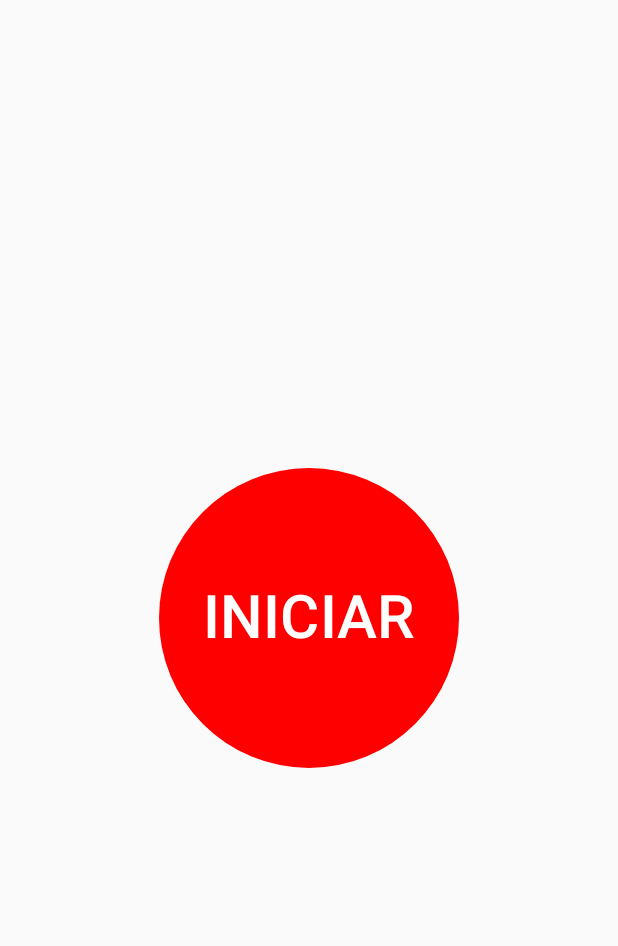
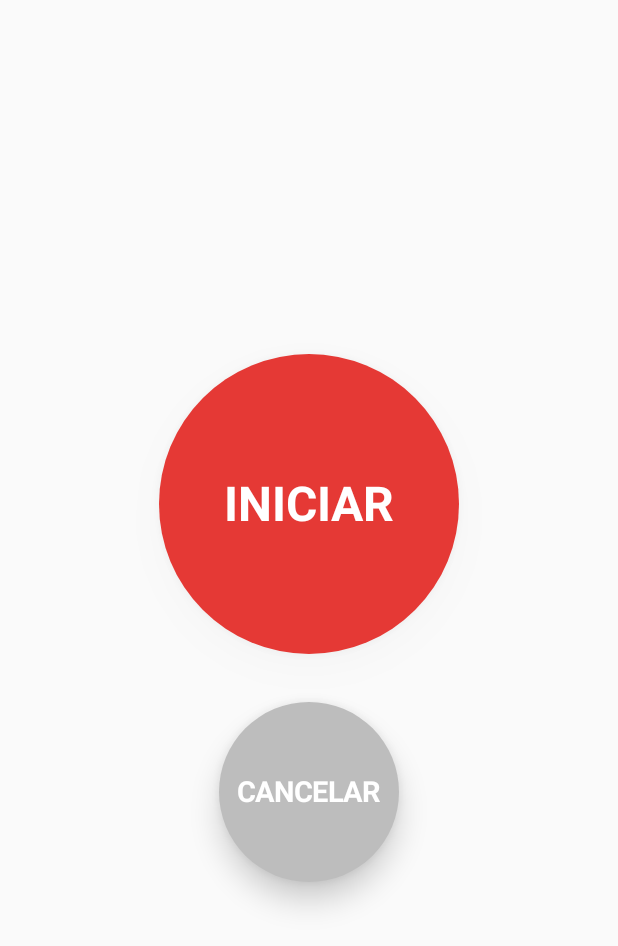
Before and after one commit to JuanGA01/Bluetooth-Skyrocket-Launcher-APP, an Android app built with Jetpack Compose: the screen it shows after launch (MainActivity), on a phone screen of 412 x 824 dp. Shown: the top 946 px of the screen. Run offline under Robolectric (Android 15) with nearby library versions, the phone set to English and light mode, and no system bars.

Commit message:
LCD for Countdown

```diff
--- a/app/src/main/java/com/example/redbuttoncompose/MainScreen.kt
+++ b/app/src/main/java/com/example/redbuttoncompose/MainScreen.kt
@@ -1,12 +1,44 @@
 package com.example.redbuttoncompose
 
-import androidx.compose.foundation.layout.*
+import androidx.compose.animation.core.RepeatMode
+import androidx.compose.animation.core.animateDpAsState
+import androidx.compose.animation.core.animateFloatAsState
+import androidx.compose.animation.core.infiniteRepeatable
+import androidx.compose.animation.core.tween
+import androidx.compose.foundation.background
+import androidx.compose.foundation.border
+import androidx.compose.foundation.gestures.detectTapGestures
+import androidx.compose.foundation.layout.Box
+import androidx.compose.foundation.layout.Column
+import androidx.compose.foundation.layout.Spacer
+import androidx.compose.foundation.layout.fillMaxSize
+import androidx.compose.foundation.layout.height
+import androidx.compose.foundation.layout.padding
+import androidx.compose.foundation.layout.size
 import androidx.compose.foundation.shape.CircleShape
-import androidx.compose.material3.*
-import androidx.compose.runtime.*
+import androidx.compose.foundation.shape.RoundedCornerShape
+import androidx.compose.material3.Text
+import androidx.compose.runtime.Composable
+import androidx.compose.runtime.getValue
+import androidx.compose.runtime.mutableStateOf
+import androidx.compose.runtime.remember
+import androidx.compose.runtime.setValue
 import androidx.compose.ui.Alignment
 import androidx.compose.ui.Modifier
+import androidx.compose.ui.draw.alpha
+import androidx.compose.ui.draw.clip
+import androidx.compose.ui.draw.scale
+import androidx.compose.ui.draw.shadow
+import androidx.compose.ui.graphics.Brush
 import androidx.compose.ui.graphics.Color
+import androidx.compose.ui.graphics.Shadow
+import androidx.compose.ui.input.pointer.pointerInput
+import androidx.compose.ui.text.TextStyle
+import androidx.compose.ui.text.font.Font
+import androidx.compose.ui.text.font.FontFamily
+import androidx.compose.ui.text.font.FontWeight
+import androidx.compose.ui.text.style.TextAlign
+import androidx.compose.ui.unit.Dp
 import androidx.compose.ui.unit.dp
 import androidx.compose.ui.unit.sp
 
@@ -14,6 +46,19 @@ import androidx.compose.ui.unit.sp
 fun MainScreen(viewModel: CountdownViewModel) {
     val isCounting by viewModel.isCounting
     val count by viewModel.currentCount
+
+    val lcdFont = FontFamily(
+        Font(R.font.lcd_font, weight = FontWeight.Normal)
+    )
+
+    val alpha by animateFloatAsState(
+        targetValue = if (isCounting) 1f else 0.6f,
+        animationSpec = infiniteRepeatable(
+            animation = tween(500),
+            repeatMode = RepeatMode.Reverse
+        ),
+        label = "LCDAlpha"
+    )
 
     Box(
         modifier = Modifier
@@ -23,29 +68,116 @@ fun MainScreen(viewModel: CountdownViewModel) {
         Column(horizontalAlignment = Alignment.CenterHorizontally) {
 
             if (isCounting) {
-                Text(
-                    text = count.toString(),
-                    fontSize = 48.sp,
-                    modifier = Modifier.padding(bottom = 24.dp)
-                )
+
+                Box(
+                    modifier = Modifier
+                        .background(
+                            color = Color(0xFF6B8E23), // Color oliva
+                            shape = RoundedCornerShape(12.dp)
+                        )
+                        .border(
+                            width = 2.dp,
+                            color = Color.Black,
+                            shape = RoundedCornerShape(12.dp)
+                        )
+                        .padding(horizontal = 32.dp, vertical = 16.dp)
+                ) {
+                    Text(
+                        text = count.toString(),
+                        fontSize = 64.sp,
+                        fontFamily = lcdFont,
+                        color = Color.Black, // Texto negro
+                        modifier = Modifier
+                            .alpha(alpha),
+                        style = TextStyle(
+                            letterSpacing = 4.sp,
+                            shadow = Shadow(
+                                color = Color(0x66000000), // Sombra sutil
+                                blurRadius = 4f
+                            )
+                        ),
+                        textAlign = TextAlign.Center
+                    )
+                }
+                Spacer(modifier = Modifier.height(24.dp))
             }
 
-            Button(
+            FancyButton(
+                text = "INICIAR",
                 onClick = { viewModel.startCountdown() },
-                shape = CircleShape,
-                modifier = Modifier
-                    .size(200.dp),
-                colors = ButtonDefaults.buttonColors(containerColor = Color.Red)
-            ) {
-                Text("INICIAR", color = Color.White, fontSize = 40.sp)
-            }
+                size = 200.dp,
+                colorDefault = Color(0xFFE53935),
+                colorPressed = Color(0xFFB71C1C)
+            )
 
-            if (isCounting) {
+            if (!isCounting) {
                 Spacer(modifier = Modifier.height(32.dp))
-                Button(onClick = { viewModel.cancelCountdown() }) {
-                    Text("Cancelar")
-                }
+                FancyButton(
+                    text = "CANCELAR",
+                    onClick = { viewModel.cancelCountdown() },
+                    size = 120.dp,
+                    colorDefault = Color(0xFFBDBDBD),
+                    colorPressed = Color(0xFF757575)
+                )
             }
         }
     }
 }
+
+
+@Composable
+fun FancyButton(
+    text: String,
+    onClick: () -> Unit,
+    size: Dp,
+    colorDefault: Color,
+    colorPressed: Color
+) {
+    var isPressed by remember { mutableStateOf(false) }
+
+    val scale by animateFloatAsState(
+        targetValue = if (isPressed) 0.92f else 1f,
+        animationSpec = tween(durationMillis = 100),
+        label = "scale"
+    )
+
+    val shadow by animateDpAsState(
+        targetValue = if (isPressed) 4.dp else 12.dp,
+        animationSpec = tween(durationMillis = 100),
+        label = "elevation"
+    )
+
+    val gradientBrush = Brush.verticalGradient(
+        colors = listOf(
+            if (isPressed) colorPressed else colorDefault,
+            if (isPressed) colorPressed else colorDefault
+        )
+    )
+
+    Box(
+        modifier = Modifier
+            .size(size)
+            .scale(scale)
+            .shadow(elevation = shadow, shape = CircleShape, clip = false)
+            .clip(CircleShape)
+            .background(brush = gradientBrush)
+            .pointerInput(Unit) {
+                detectTapGestures(
+                    onPress = {
+                        isPressed = true
+                        tryAwaitRelease()
+                        isPressed = false
+                        onClick()
+                    }
+                )
+            },
+        contentAlignment = Alignment.Center
+    ) {
+        Text(
+            text = text,
+            fontSize = (size.value * 0.16).sp,
+            fontWeight = FontWeight.Bold,
+            color = Color.White
+        )
+    }
+}
```
Also changed, not shown: app/src/main/res/font/lcd_font.ttf (added).
